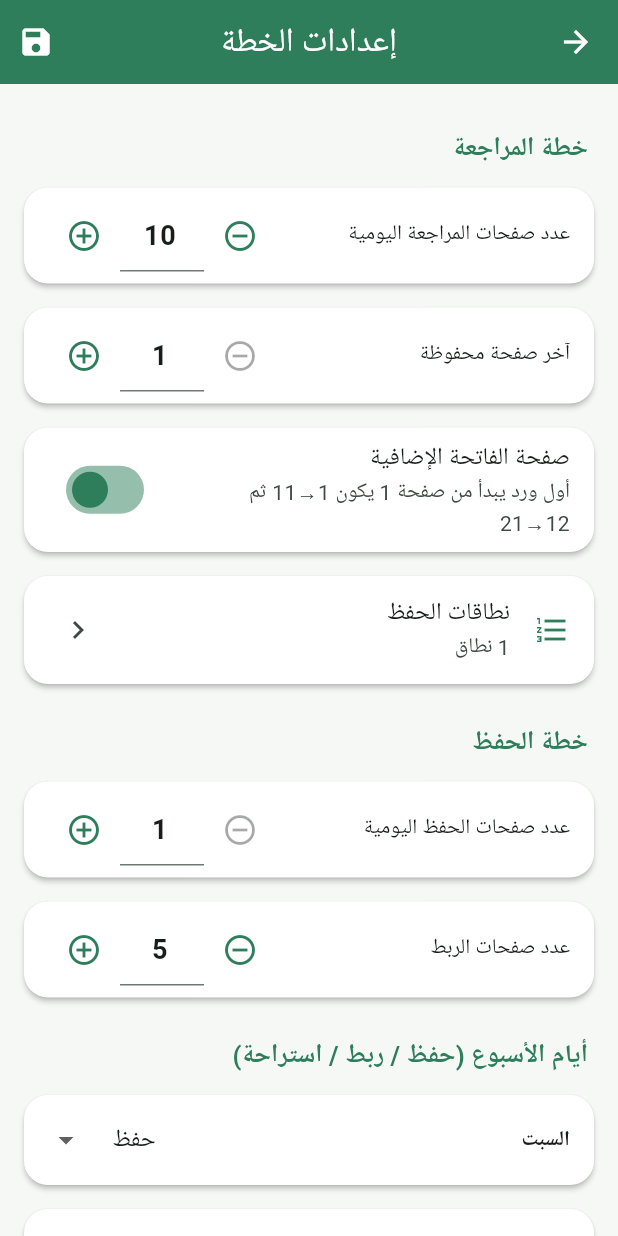
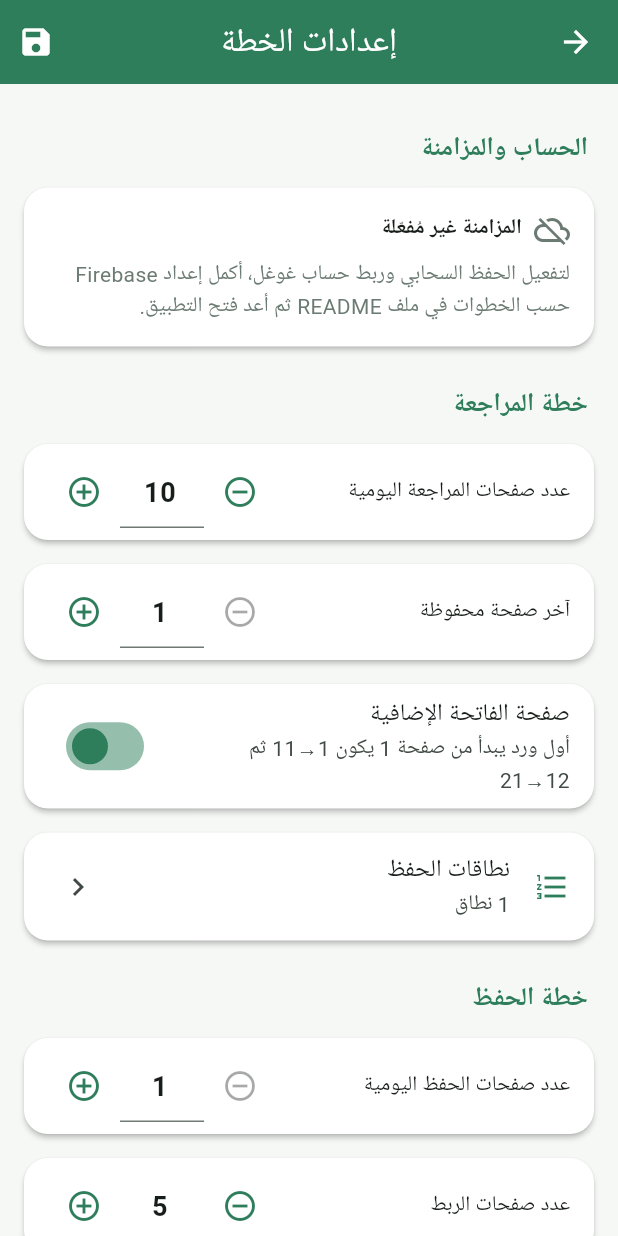
Before and after one commit to hamzaammar96/QuraanMemorizing, a Flutter app: the screen it shows after launch, after a tap on "تعديل الإعدادات قبل البدء", on a phone screen of 412 x 824 dp. Run offline on Flutter 3.47's test engine with Material 3 defaults, Android fonts, the phone set to English and light mode, and no system bars; our stand-ins replace cloud_firestore, firebase_auth, firebase_core, flutter_local_notifications, shared_preferences, timezone; accounts and stored records are empty; Roboto replaces fonts that are missing (Cairo).

Commit message:
إضافة تسجيل الدخول بغوغل والمزامنة السحابية التلقائية (Firebase)
- حزم firebase_core/auth/cloud_firestore
- AuthService: دخول غوغل (popup على الويب، provider على الجوال)
- CloudSyncService: تخزين users/{uid} في Firestore
- مزامنة تلقائية مؤجّلة عند كل تغيير + استماع لحظي عبر الأجهزة + دمج بالطابع الزمني
- بطاقة الحساب والمزامنة في الإعدادات
- يعمل محلياً بأمان إذا لم تُضبط إعدادات Firebase (firebase_options فارغ)
- firestore.rules + دليل الإعداد في README

https://claude.ai/code/session_01JyypNc1gs8fUensg4yPUtg

```diff
--- a/lib/models/progress_state.dart
+++ b/lib/models/progress_state.dart
@@ -13,22 +13,28 @@ class ProgressState {
   /// أحداث الإنجاز اليومية (يمكن أن يحدث أكثر من حدث في اليوم).
   List<CompletionEvent> events;
 
+  /// آخر وقت تعديل (ميلي ثانية) — يُستخدم للمزامنة السحابية.
+  int lastModified;
+
   ProgressState({
     required this.reviewIndex,
     required this.onboardingDone,
     required this.events,
+    this.lastModified = 0,
   });
 
   factory ProgressState.initial() => ProgressState(
         reviewIndex: 0,
         onboardingDone: false,
         events: [],
+        lastModified: 0,
       );
 
   Map<String, dynamic> toJson() => {
         'reviewIndex': reviewIndex,
         'onboardingDone': onboardingDone,
         'events': events.map((e) => e.toJson()).toList(),
+        'lastModified': lastModified,
       };
 
   factory ProgressState.fromJson(Map<String, dynamic> json) {
@@ -39,6 +45,7 @@ class ProgressState {
           .map((e) =>
               CompletionEvent.fromJson((e as Map).cast<String, dynamic>()))
           .toList(),
+      lastModified: json['lastModified'] as int? ?? 0,
     );
   }
 }
--- a/lib/screens/settings_screen.dart
+++ b/lib/screens/settings_screen.dart
@@ -73,6 +73,8 @@ class _SettingsScreenState extends State<SettingsScreen> {
       body: ListView(
         padding: const EdgeInsets.all(12),
         children: [
+          _section('الحساب والمزامنة'),
+          _accountCard(context.watch<AppState>()),
           _section('خطة المراجعة'),
           _numberTile(
             label: 'عدد صفحات المراجعة اليومية',
@@ -166,6 +168,105 @@ class _SettingsScreenState extends State<SettingsScreen> {
           ),
           const SizedBox(height: 24),
         ],
+      ),
+    );
+  }
+
+  // بطاقة الحساب والمزامنة السحابية بحساب غوغل.
+  Widget _accountCard(AppState state) {
+    if (!state.isCloudConfigured) {
+      return const Card(
+        child: Padding(
+          padding: EdgeInsets.all(16),
+          child: Column(
+            crossAxisAlignment: CrossAxisAlignment.start,
+            children: [
+              Row(
+                children: [
+                  Icon(Icons.cloud_off, color: AppTheme.textMuted),
+                  SizedBox(width: 8),
+                  Text('المزامنة غير مُفعّلة',
+                      style: TextStyle(fontWeight: FontWeight.bold)),
+                ],
+              ),
+              SizedBox(height: 8),
+              Text(
+                'لتفعيل الحفظ السحابي وربط حساب غوغل، أكمل إعداد Firebase '
+                'حسب الخطوات في ملف README ثم أعد فتح التطبيق.',
+                style: TextStyle(color: AppTheme.textMuted),
+              ),
+            ],
+          ),
+        ),
+      );
+    }
+
+    if (!state.isSignedIn) {
+      return Card(
+        child: Padding(
+          padding: const EdgeInsets.all(16),
+          child: Column(
+            crossAxisAlignment: CrossAxisAlignment.stretch,
+            children: [
+              const Text('احفظ بياناتك سحابياً وزامنها عبر أجهزتك',
+                  style: TextStyle(fontWeight: FontWeight.bold)),
+              const SizedBox(height: 12),
+              ElevatedButton.icon(
+                onPressed: () => state.signInWithGoogle(),
+                icon: const Icon(Icons.login),
+                label: const Text('تسجيل الدخول بحساب غوغل'),
+              ),
+              if (state.syncStatus.isNotEmpty) ...[
+                const SizedBox(height: 8),
+                Text(state.syncStatus,
+                    textAlign: TextAlign.center,
+                    style: const TextStyle(color: AppTheme.textMuted)),
+              ],
+            ],
+          ),
+        ),
+      );
+    }
+
+    return Card(
+      child: Padding(
+        padding: const EdgeInsets.all(16),
+        child: Column(
+          crossAxisAlignment: CrossAxisAlignment.stretch,
+          children: [
+            Row(
+              children: [
+                const Icon(Icons.cloud_done, color: AppTheme.primaryGreen),
+                const SizedBox(width: 8),
+                Expanded(
+                  child: Column(
+                    crossAxisAlignment: CrossAxisAlignment.start,
+                    children: [
+                      Text(state.userName ?? 'حساب غوغل',
+                          style:
+                              const TextStyle(fontWeight: FontWeight.bold)),
+                      if (state.userEmail != null)
+                        Text(state.userEmail!,
+                            style: const TextStyle(
+                                color: AppTheme.textMuted, fontSize: 13)),
+                    ],
+                  ),
+                ),
+              ],
+            ),
+            const SizedBox(height: 8),
+            Text(
+              state.syncStatus.isEmpty ? 'المزامنة مُفعّلة' : state.syncStatus,
+              style: const TextStyle(color: AppTheme.primaryGreen),
+            ),
+            const SizedBox(height: 12),
+            OutlinedButton.icon(
+              onPressed: () => state.signOut(),
+              icon: const Icon(Icons.logout),
+              label: const Text('تسجيل الخروج'),
+            ),
+          ],
+        ),
       ),
     );
   }
--- /dev/null
+++ b/lib/services/auth_service.dart
@@ -0,0 +1,58 @@
+import 'package:firebase_auth/firebase_auth.dart';
+import 'package:firebase_core/firebase_core.dart';
+import 'package:flutter/foundation.dart';
+
+import '../firebase_options.dart';
+
+/// خدمة المصادقة عبر حساب غوغل باستخدام Firebase.
+/// تعمل بأمان حتى لو لم تُضبط إعدادات Firebase (تبقى السحابة معطّلة).
+class AuthService {
+  bool _ready = false;
+
+  /// هل Firebase مهيّأ وجاهز للاستخدام؟
+  bool get isReady => _ready;
+
+  /// هل أُدخلت إعدادات Firebase أصلاً؟
+  bool get isConfigured => DefaultFirebaseOptions.isConfigured;
+
+  /// تهيئة Firebase إن وُجدت الإعدادات.
+  Future<void> initialize() async {
+    if (!isConfigured) return;
+    try {
+      await Firebase.initializeApp(
+        options: DefaultFirebaseOptions.currentPlatform,
+      );
+      _ready = true;
+    } catch (e) {
+      // في حال فشل التهيئة نتابع في الوضع المحلي دون إيقاف التطبيق.
+      debugPrint('Firebase init failed: $e');
+      _ready = false;
+    }
+  }
+
+  User? get currentUser => _ready ? FirebaseAuth.instance.currentUser : null;
+
+  /// تيار تغيّر حالة تسجيل الدخول.
+  Stream<User?> authStateChanges() {
+    if (!_ready) return const Stream.empty();
+    return FirebaseAuth.instance.authStateChanges();
+  }
+
+  /// تسجيل الدخول بحساب غوغل (نافذة منبثقة على الويب، وتدفّق أصلي على الجوال).
+  Future<User?> signInWithGoogle() async {
+    if (!_ready) return null;
+    final provider = GoogleAuthProvider();
+    UserCredential cred;
+    if (kIsWeb) {
+      cred = await FirebaseAuth.instance.signInWithPopup(provider);
+    } else {
+      cred = await FirebaseAuth.instance.signInWithProvider(provider);
+    }
+    return cred.user;
+  }
+
+  Future<void> signOut() async {
+    if (!_ready) return;
+    await FirebaseAuth.instance.signOut();
+  }
+}
--- a/lib/state/app_state.dart
+++ b/lib/state/app_state.dart
@@ -1,3 +1,6 @@
+import 'dart:async';
+
+import 'package:firebase_auth/firebase_auth.dart';
 import 'package:flutter/foundation.dart';
 import 'package:intl/intl.dart';
 
@@ -9,25 +12,48 @@ import '../models/memorization_range.dart';
 import '../models/plan_settings.dart';
 import '../models/progress_state.dart';
 import '../models/ward.dart';
+import '../services/auth_service.dart';
+import '../services/cloud_sync_service.dart';
 import '../services/notification_service.dart';
 import '../services/storage_service.dart';
 
 /// الحالة المركزية للتطبيق.
-/// تربط منطق الخطة (المراجعة والحفظ) بالتخزين والإشعارات والواجهة.
+/// تربط منطق الخطة (المراجعة والحفظ) بالتخزين والإشعارات والمزامنة السحابية.
 class AppState extends ChangeNotifier {
   final StorageService _storage = StorageService();
   final NotificationService _notifications = NotificationService();
+  final AuthService _auth = AuthService();
+  final CloudSyncService _cloud = CloudSyncService();
 
   late PlanSettings settings;
   late ProgressState progress;
   bool _loaded = false;
 
+  // ===== حالة المزامنة السحابية =====
+  User? user;
+  String syncStatus = '';
+  bool _applyingRemote = false;
+  Timer? _pushTimer;
+  StreamSubscription<User?>? _authSub;
+  StreamSubscription<Map<String, dynamic>?>? _docSub;
+
   bool get isLoaded => _loaded;
   bool get onboardingDone => _loaded && progress.onboardingDone;
+
+  /// هل أُدخلت إعدادات Firebase؟
+  bool get isCloudConfigured => _auth.isConfigured;
+
+  /// هل المزامنة جاهزة (Firebase مهيّأ)؟
+  bool get isCloudReady => _auth.isReady;
+
+  bool get isSignedIn => user != null;
+  String? get userEmail => user?.email;
+  String? get userName => user?.displayName;
 
   String _dateOf(DateTime d) => DateFormat('yyyy-MM-dd').format(d);
   String get _today => _dateOf(DateTime.now());
   String get _now => DateFormat('HH:mm').format(DateTime.now());
+  int get _nowMillis => DateTime.now().millisecondsSinceEpoch;
 
   /// تحميل الإعدادات والتقدم من التخزين عند بدء التطبيق.
   Future<void> load() async {
@@ -37,6 +63,128 @@ class AppState extends ChangeNotifier {
     _loaded = true;
     await _notifications.init();
     notifyListeners();
+
+    // تهيئة Firebase ومتابعة حالة الدخول (إن كانت الإعدادات موجودة).
+    await _auth.initialize();
+    if (_auth.isReady) {
+      _authSub = _auth.authStateChanges().listen(_onAuthChanged);
+    }
+  }
+
+  @override
+  void dispose() {
+    _pushTimer?.cancel();
+    _authSub?.cancel();
+    _docSub?.cancel();
+    super.dispose();
+  }
+
+  // ===== المصادقة بحساب غوغل =====
+
+  /// تسجيل الدخول بحساب غوغل.
+  Future<void> signInWithGoogle() async {
+    if (!_auth.isReady) return;
+    syncStatus = 'جارٍ تسجيل الدخول...';
+    notifyListeners();
+    try {
+      await _auth.signInWithGoogle();
+    } catch (e) {
+      syncStatus = 'تعذّر تسجيل الدخول';
+      notifyListeners();
+    }
+  }
+
+  Future<void> signOut() async {
+    await _auth.signOut();
+  }
+
+  void _onAuthChanged(User? u) async {
+    user = u;
+    await _docSub?.cancel();
+    _docSub = null;
+    if (u != null) {
+      await _initialSync(u.uid);
+      // متابعة التغيّرات لحظياً للمزامنة عبر الأجهزة.
+      _docSub = _cloud.watch(u.uid).listen(_onRemote);
+    } else {
+      syncStatus = '';
+    }
+    notifyListeners();
+  }
+
+  /// أول مزامنة بعد الدخول: ندمج الأحدث بين المحلي والسحابي.
+  Future<void> _initialSync(String uid) async {
+    syncStatus = 'جارٍ المزامنة...';
+    notifyListeners();
+    try {
+      final remote = await _cloud.fetch(uid);
+      if (remote == null) {
+        await _pushNow(uid); // لا توجد بيانات سحابية: ارفع المحلي.
+      } else {
+        final remoteLM = remote['lastModified'] as int? ?? 0;
+        if (remoteLM > progress.lastModified) {
+          _applyRemote(remote);
+        } else if (progress.lastModified > remoteLM) {
+          await _pushNow(uid);
+        }
+      }
+      syncStatus = 'تمت المزامنة';
+    } catch (e) {
+      syncStatus = 'تعذّرت المزامنة';
+    }
+    notifyListeners();
+  }
+
+  /// عند وصول تحديث من السحابة (من جهاز آخر مثلاً).
+  void _onRemote(Map<String, dynamic>? data) {
+    if (data == null) return;
+    final remoteLM = data['lastModified'] as int? ?? 0;
+    if (remoteLM > progress.lastModified) {
+      _applyRemote(data);
+      notifyListeners();
+    }
+  }
+
+  /// تطبيق البيانات السحابية محلياً دون إعادة رفعها.
+  void _applyRemote(Map<String, dynamic> data) {
+    _applyingRemote = true;
+    try {
+      settings =
+          PlanSettings.fromJson((data['settings'] as Map).cast<String, dynamic>());
+      progress =
+          ProgressState.fromJson((data['progress'] as Map).cast<String, dynamic>());
+      // حفظ محلي بدون تحديث الطابع الزمني أو إعادة الرفع.
+      _storage.saveSettings(settings);
+      _storage.saveProgress(progress);
+      _notifications.reschedule(settings);
+    } finally {
+      _applyingRemote = false;
+    }
+  }
+
+  /// جدولة رفع مؤجّل (debounce) عند تغيّر البيانات محلياً.
+  void _schedulePush() {
+    if (!_auth.isReady || user == null) return;
+    _pushTimer?.cancel();
+    _pushTimer = Timer(const Duration(milliseconds: 1500), () {
+      _pushNow(user!.uid);
+    });
+  }
+
+  Future<void> _pushNow(String uid) async {
+    try {
+      await _cloud.push(
+        uid: uid,
+        settings: settings.toJson(),
+        progress: progress.toJson(),
+        lastModified: progress.lastModified,
+      );
+      syncStatus = 'تمت المزامنة';
+      notifyListeners();
+    } catch (e) {
+      syncStatus = 'تعذّر الرفع';
+      notifyListeners();
+    }
   }
 
   // ===== الإعداد الأول =====
@@ -236,10 +384,17 @@ class AppState extends ChangeNotifier {
     );
   }
 
-  Future<void> _persistSettings() => _storage.saveSettings(settings);
-  Future<void> _persistProgress() => _storage.saveProgress(progress);
-  Future<void> _persistAll() async {
+  Future<void> _persistSettings() => _persist();
+  Future<void> _persistProgress() => _persist();
+  Future<void> _persistAll() => _persist();
+
+  /// حفظ محلي + تحديث الطابع الزمني + جدولة رفع سحابي (إن كان مسجّلاً الدخول).
+  Future<void> _persist() async {
+    if (!_applyingRemote) {
+      progress.lastModified = _nowMillis;
+    }
     await _storage.saveSettings(settings);
     await _storage.saveProgress(progress);
+    if (!_applyingRemote) _schedulePush();
   }
 }
--- a/pubspec.yaml
+++ b/pubspec.yaml
@@ -26,6 +26,9 @@ dependencies:
   intl: ^0.20.2
 
   cupertino_icons: ^1.0.6
+  firebase_core: ^4.10.0
+  firebase_auth: ^6.5.2
+  cloud_firestore: ^6.5.0
 
 dev_dependencies:
   flutter_test:
```
Also changed, not shown: lib/services/cloud_sync_service.dart (added, +36 -0 lines), lib/firebase_options.dart (added), 2 other files.
